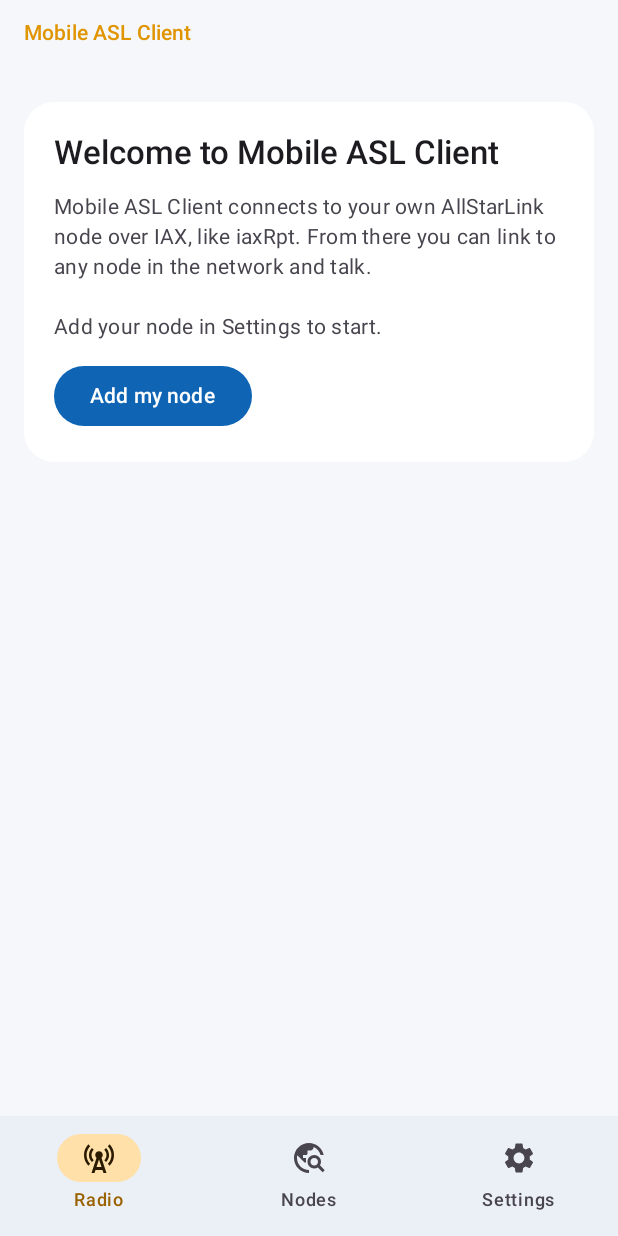
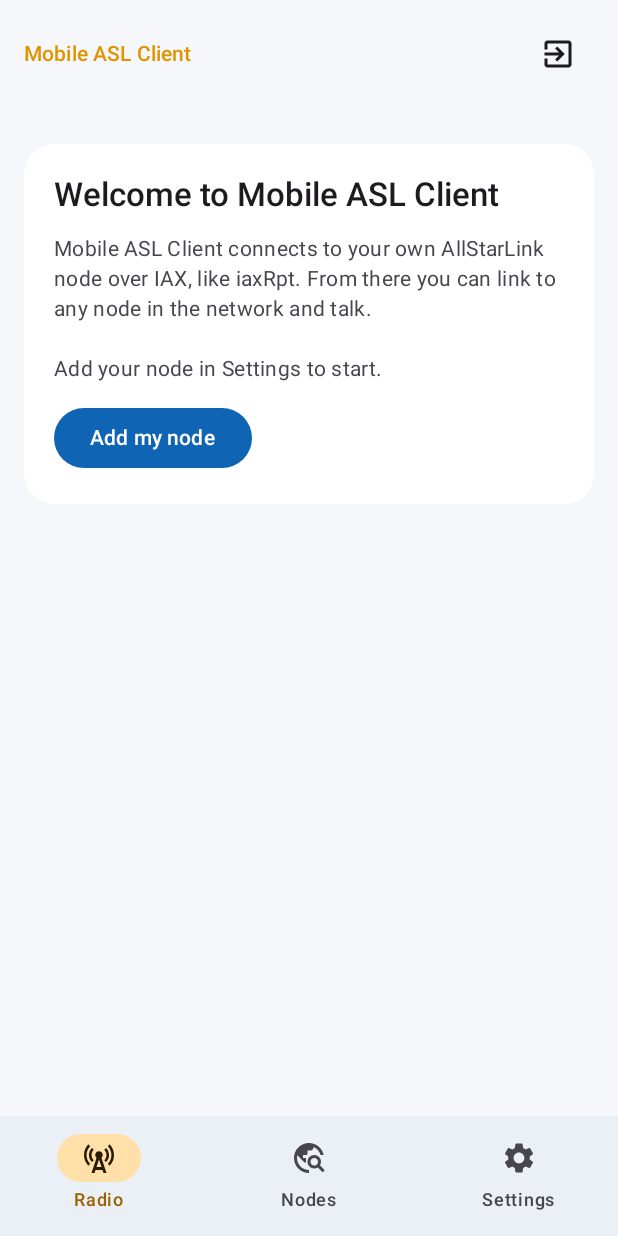
Before and after one commit to pyopower/allstar-mobile, an Android app built with Jetpack Compose: the screen it shows after launch (MainActivity), on a phone screen of 412 x 824 dp. Run offline under Robolectric (Android 15) with nearby library versions, the phone set to English and light mode, and no system bars; network calls fail; pictures from the network do not load.

Commit message:
UI: header shows node number and callsign (profile names stay in the selector), exit menu (minimize / quit) next to Connect, credits in Settings > About
Co-Authored-By: Claude Opus 5.5 <noreply@anthropic.com>
Claude-Session: https://claude.ai/code/session_01Hi9GtvT6gMy8uqjNwYrW84

```diff
--- a/app/src/main/java/ovh/adan/allstar/ui/RadioScreen.kt
+++ b/app/src/main/java/ovh/adan/allstar/ui/RadioScreen.kt
@@ -1,5 +1,7 @@
 package ovh.adan.allstar.ui
 
+import androidx.compose.material.icons.filled.Minimize
+import androidx.compose.material.icons.automirrored.filled.ExitToApp
 import androidx.compose.material.icons.filled.GraphicEq
 import androidx.compose.animation.AnimatedVisibility
 import androidx.compose.animation.animateColorAsState
@@ -202,12 +204,14 @@ private fun Header(
                         .clickable(enabled = profiles.size > 1 && state.conn == Conn.DISCONNECTED) { menu = true },
                     verticalAlignment = Alignment.CenterVertically,
                 ) {
-                    Text(active.title, style = MaterialTheme.typography.headlineSmall, fontWeight = FontWeight.Bold, maxLines = 1, overflow = TextOverflow.Ellipsis)
+                    Text(listOf(active.node, active.callsign).filter { it.isNotBlank() }.joinToString(" · "),
+                        style = MaterialTheme.typography.headlineSmall, fontWeight = FontWeight.Bold, maxLines = 1, overflow = TextOverflow.Ellipsis)
                     if (profiles.size > 1 && state.conn == Conn.DISCONNECTED) Icon(Icons.Default.ExpandMore, null)
                 }
                 DropdownMenu(expanded = menu, onDismissRequest = { menu = false }) {
                     profiles.forEach { p ->
-                        DropdownMenuItem(text = { Text("${p.title} · ${p.node}") }, onClick = { menu = false; onSelect(p) })
+                        DropdownMenuItem(text = { Text(listOf(p.node, p.callsign, p.name).filter { it.isNotBlank() }.joinToString(" · ")) },
+                            onClick = { menu = false; onSelect(p) })
                     }
                 }
             }
@@ -224,6 +228,7 @@ private fun Header(
                 Text(stringResource(if (up) R.string.disconnect else R.string.connect))
             }
         }
+        ExitMenu()
     }
 }
 
@@ -310,6 +315,26 @@ private fun LinkedRow(l: LinkedNode, canControl: Boolean, talking: Boolean, onOp
             if (canControl) IconButton(onClick = { Radio.unlinkNode(l.number) }) {
                 Icon(Icons.Default.Close, stringResource(R.string.unlink), tint = MaterialTheme.colorScheme.onSurfaceVariant)
             }
+        }
+    }
+}
+
+/** Minimize (keeps the link in the background) or quit completely (disconnects and closes). */
+@Composable
+private fun ExitMenu() {
+    val act = androidx.compose.ui.platform.LocalContext.current as? android.app.Activity
+    var open by remember { mutableStateOf(false) }
+    Box {
+        IconButton(onClick = { open = true }) {
+            Icon(Icons.AutoMirrored.Filled.ExitToApp, stringResource(R.string.exit_menu))
+        }
+        DropdownMenu(expanded = open, onDismissRequest = { open = false }) {
+            DropdownMenuItem(text = { Text(stringResource(R.string.minimize)) },
+                leadingIcon = { Icon(Icons.Default.Minimize, null) },
+                onClick = { open = false; act?.moveTaskToBack(true) })
+            DropdownMenuItem(text = { Text(stringResource(R.string.quit)) },
+                leadingIcon = { Icon(Icons.Default.PowerSettingsNew, null) },
+                onClick = { open = false; Radio.disconnect(); act?.finishAndRemoveTask() })
         }
     }
 }
--- a/app/src/main/java/ovh/adan/allstar/ui/SettingsScreen.kt
+++ b/app/src/main/java/ovh/adan/allstar/ui/SettingsScreen.kt
@@ -230,6 +230,8 @@ fun SettingsScreen(
             Text("Mobile ASL Client ${BuildConfig.VERSION_NAME}", style = MaterialTheme.typography.bodyMedium)
             Text(stringResource(R.string.about_text), style = MaterialTheme.typography.bodySmall,
                 color = MaterialTheme.colorScheme.onSurfaceVariant)
+            Text("by C31AG Adán", style = MaterialTheme.typography.labelLarge, color = LocalRadioColors.current.star,
+                modifier = Modifier.fillMaxWidth(), textAlign = androidx.compose.ui.text.style.TextAlign.End)
         }
     }
 
--- a/app/src/main/res/values/strings.xml
+++ b/app/src/main/res/values/strings.xml
@@ -154,4 +154,7 @@
     <string name="status_rx_from">Receiving from %1$s</string>
     <string name="f_allmon">Allmon3 address (optional)</string>
     <string name="f_allmon_sub">Shows which linked node is talking. Leave empty to find it automatically next to the server.</string>
+    <string name="exit_menu">Exit</string>
+    <string name="minimize">Minimize</string>
+    <string name="quit">Quit the app</string>
 </resources>
```
Also changed, not shown: 5 other files.
